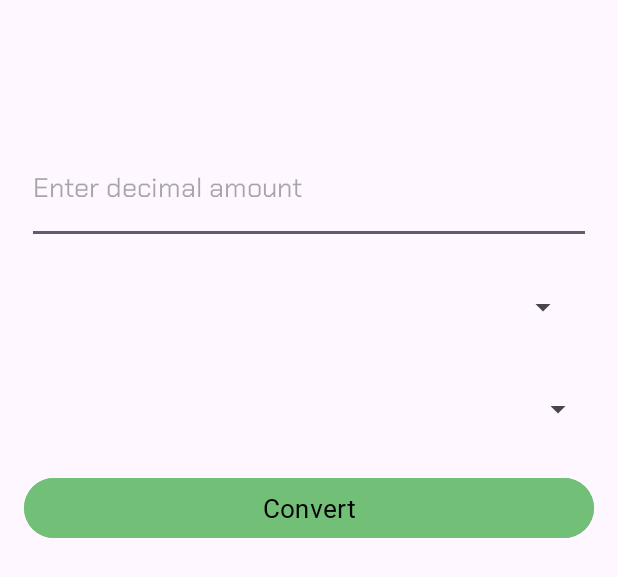
After one commit to ST10085670/BuggyBank, an Android app: the layout fragment_currency_convertor.xml on its own in the app's theme, with its tools: preview values and no code run, on a phone screen of 412 x 824 dp. The commit adds this screen. Shown: the top 577 px of the screen. Run offline under Robolectric (Android 15) with nearby library versions, the phone set to English and light mode, and no system bars.

Commit message:
Currency convertor created. Layout and functionality complete

```diff
--- a/app/build.gradle.kts
+++ b/app/build.gradle.kts
@@ -83,4 +83,8 @@ dependencies {
     //implementation for calculator
     implementation(libs.exp4j)
 
+    //implementation for currency conversion
+    implementation(libs.retrofit)
+    implementation(libs.converter.gson)
+
 }
--- a/app/src/main/java/vcmsa/projects/buggybank/CreatPopUpFragment.kt
+++ b/app/src/main/java/vcmsa/projects/buggybank/CreatPopUpFragment.kt
@@ -28,7 +28,7 @@ class CreatPopUpFragment : DialogFragment() {
             val frag1 = CreateTransactionFragment()
             requireActivity().supportFragmentManager.beginTransaction()
                 .replace(R.id.fragmentContainerView, frag1)
-                .addToBackStack(null) //allows the program to remember hte previous frag when user clicks the 'back button'
+                .addToBackStack(null) //allows the program to remember the previous frag when user clicks the 'back button'
                 .commit()
             dismiss() //this closes the popup after navigating to the createTransaction fragment
         }
--- a/app/src/main/java/vcmsa/projects/buggybank/MenuBar.kt
+++ b/app/src/main/java/vcmsa/projects/buggybank/MenuBar.kt
@@ -35,6 +35,7 @@ private val FragCreatePopUp = CreatPopUpFragment()
 private val FragTransactionRecords = TransactionRecords()
 private val FragSetABudget = SetBudgetFragment()
 private val FragCalculator = CalculatorFragment()
+private val FragCurrencyConvertor = CurrencyConverterFragment()
 //private val FragSettings = SettingsFragment()
 //private val FragLogout
 
@@ -101,7 +102,7 @@ class MenuBar : AppCompatActivity() {
                     R.id.is_setABudget -> replaceFrag(FragSetABudget)
                     R.id.is_reports -> replaceFrag(FragReport)
                     R.id.is_calculator -> replaceFrag(FragCalculator)
-                    R.id.is_currencyConvertor -> Toast.makeText(this, "Currency convertor coming soon",Toast.LENGTH_LONG).show()
+                    R.id.is_currencyConvertor -> replaceFrag(FragCurrencyConvertor)
                     R.id.is_switchAccount -> Toast.makeText(this, "Switch account coming soon", Toast.LENGTH_LONG).show()
                     R.id.is_budgetBuddy -> Toast.makeText(this, "Budget buddy coming soon", Toast.LENGTH_LONG).show()
                     R.id.is_logut -> Toast.makeText(this, "You will be logged out", Toast.LENGTH_LONG).show()
--- a/app/src/main/java/vcmsa/projects/buggybank/ReportFragment.kt
+++ b/app/src/main/java/vcmsa/projects/buggybank/ReportFragment.kt
@@ -23,7 +23,6 @@ private lateinit var listView: ListView
 
 class ReportFragment : Fragment() {
 
-
     override fun onCreateView(
         inflater: LayoutInflater, container: ViewGroup?,
         savedInstanceState: Bundle?
@@ -37,7 +36,7 @@ class ReportFragment : Fragment() {
         val user = FirebaseAuth.getInstance().currentUser
         if (user != null) {
             val userId = user.uid
-            val dbRef = FirebaseDatabase.getInstance().getReference("Transactions").child(userId)
+            val dbRef = FirebaseDatabase.getInstance().getReference("transactions").child(userId)
 
 
             dbRef.addValueEventListener(object : ValueEventListener {
--- /dev/null
+++ b/app/src/main/res/layout/fragment_currency_convertor.xml
@@ -0,0 +1,50 @@
+<?xml version="1.0" encoding="utf-8"?>
+<LinearLayout xmlns:android="http://schemas.android.com/apk/res/android"
+    android:id="@+id/fragmentConvertorContainer"
+    android:layout_width="match_parent"
+    android:layout_height="500dp"
+    android:orientation="vertical"
+    android:padding="16dp"
+    android:gravity="center">
+
+    <EditText
+        android:id="@+id/etAmount"
+        android:layout_width="376dp"
+        android:layout_height="74dp"
+        android:fontFamily="@font/chakra_petch"
+        android:hint="Enter decimal amount"
+        android:inputType="numberDecimal" />
+
+    <Spinner
+        android:id="@+id/spinnerFrom"
+        android:layout_width="360dp"
+        android:layout_height="60dp"
+        android:fontFamily="@font/chakra_petch"
+        android:layout_marginTop="12dp" />
+
+    <Spinner
+        android:id="@+id/spinnerTo"
+        android:layout_width="match_parent"
+        android:layout_height="60dp"
+        android:fontFamily="@font/chakra_petch"
+        android:layout_marginTop="8dp"/>
+
+    <Button
+        android:id="@+id/btnConvert"
+        android:layout_width="match_parent"
+        android:layout_height="wrap_content"
+        android:layout_marginTop="12dp"
+        android:backgroundTint="@color/green"
+        android:fontFamily="@font/chakra_petch_bold"
+        android:text="Convert"
+        android:textSize="17dp"
+        android:textColor="@color/black" />
+
+    <TextView
+        android:id="@+id/tvResult"
+        android:layout_width="match_parent"
+        android:layout_height="wrap_content"
+        android:layout_marginTop="16dp"
+        android:fontFamily="@font/chakra_petch"
+        android:textSize="18sp" />
+</LinearLayout>
--- a/gradle/libs.versions.toml
+++ b/gradle/libs.versions.toml
@@ -26,6 +26,9 @@ lifecycleLivedataKtx = "2.8.7"
 lifecycleViewmodelKtx = "2.8.7"
 
 exp4j = "0.4.8"
+
+retrofit = "2.9.0"
+gson = "2.10.1"
 
 
 [libraries]
@@ -59,6 +62,8 @@ androidx-lifecycle-viewmodel-ktx = { group = "androidx.lifecycle", name = "lifec
 
 exp4j = { group = "net.objecthunter", name = "exp4j", version.ref = "exp4j" }
 
+retrofit = { group = "com.squareup.retrofit2", name = "retrofit", version.ref = "retrofit" }
+converter-gson = { group = "com.squareup.retrofit2", name = "converter-gson", version.ref = "retrofit" }
 
 [plugins]
 android-application = { id = "com.android.application", version.ref = "agp" }
```
Also changed, not shown: app/src/main/java/vcmsa/projects/buggybank/CurrencyAPI.kt (added, +14 -0 lines), app/src/main/java/vcmsa/projects/buggybank/CurrencyConvertorFragment.kt (added, +78 -0 lines), app/src/main/java/vcmsa/projects/buggybank/CurrencyResponse.kt (added, +10 -0 lines), app/src/main/java/vcmsa/projects/buggybank/RetrofitClient.kt (added, +14 -0 lines), app/src/main/java/vcmsa/projects/buggybank/SetBudgetFragment.kt (+1 -41 lines), app/src/main/res/menu/sidemenubar.xml (+5 -3 lines).
